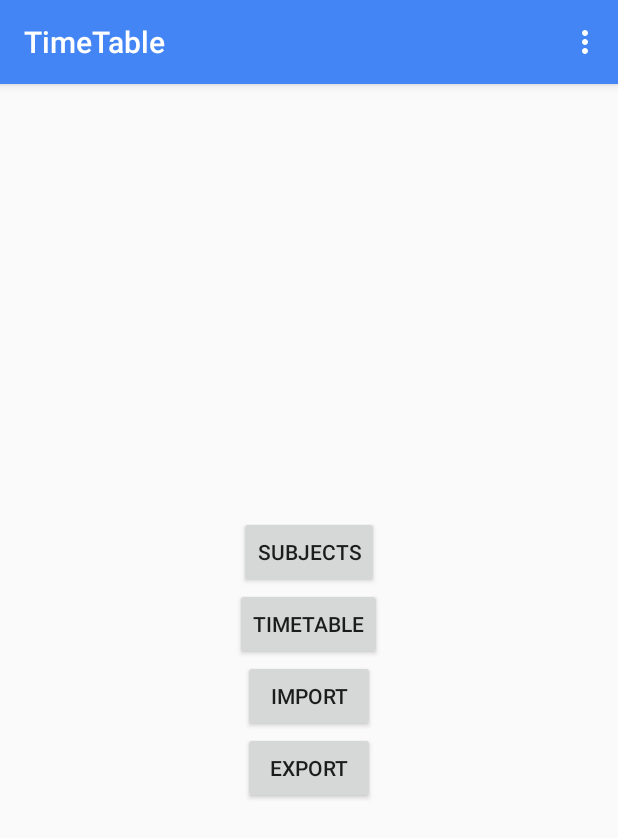
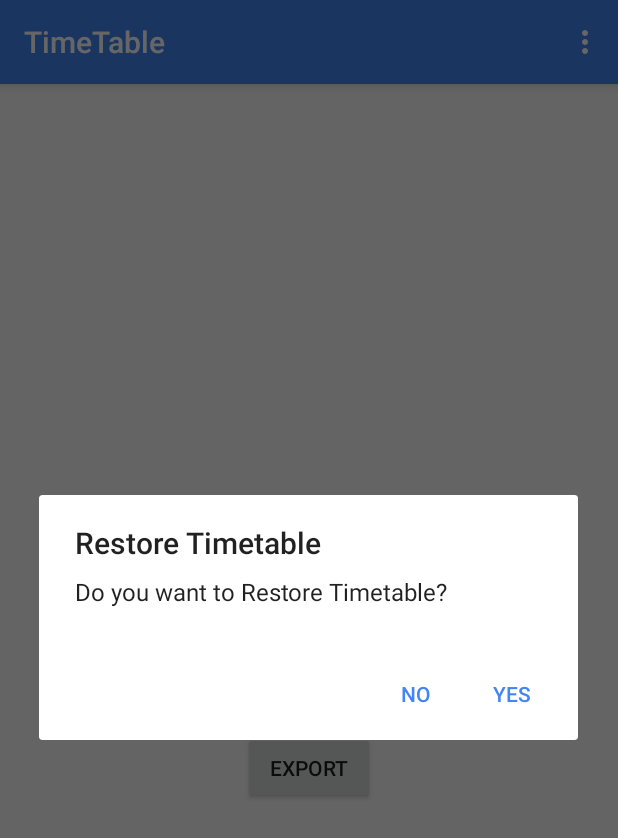
Before and after one commit to zeeshanhussain/TimeTable, an Android app: the screen it shows after launch (MainActivity), after a tap on "IMPORT", on a phone screen of 412 x 824 dp. Shown: the top 838 px of the screen. Run offline under Robolectric (Android 15) with nearby library versions, the phone set to English and light mode, and no system bars.

Commit message:
Add a dialog for import/export

```diff
--- a/app/src/main/java/com/nealgosalia/timetable/MainActivity.java
+++ b/app/src/main/java/com/nealgosalia/timetable/MainActivity.java
@@ -1,5 +1,6 @@
 package com.nealgosalia.timetable;
 
+import android.content.DialogInterface;
 import android.content.Intent;
 import android.os.Environment;
 import android.support.v7.app.AppCompatActivity;
@@ -10,6 +11,7 @@ import android.view.MenuItem;
 import android.view.View;
 import android.widget.Button;
 import android.widget.Toast;
+import android.app.AlertDialog;
 
 import com.nealgosalia.timetable.activities.PreferencesActivity;
 import com.nealgosalia.timetable.activities.SubjectsActivity;
@@ -19,7 +21,6 @@ import java.io.File;
 import java.io.FileInputStream;
 import java.io.FileOutputStream;
 import java.nio.channels.FileChannel;
-
 
 public class MainActivity extends AppCompatActivity {
     private static final String TAG = "Timetable";
@@ -49,16 +50,37 @@ public class MainActivity extends AppCompatActivity {
         importdb.setOnClickListener(new View.OnClickListener() {
             @Override
             public void onClick(View v) {
-                importDatabase("subject.db");
-                importDatabase("lecture.db");
+                AlertDialog.Builder alertDialog = new AlertDialog.Builder(MainActivity.this);
+                alertDialog.setTitle("Restore Timetable");
+                alertDialog.setMessage("Do you want to Restore Timetable?");
+                alertDialog.setPositiveButton("Yes", new DialogInterface.OnClickListener() {
+                    @Override
+                    public void onClick(DialogInterface dialog, int which) {
+                        importDatabase("subject.db");
+                        importDatabase("lecture.db");
+                    }
+                });
+                alertDialog.setNegativeButton("No", null);
+                alertDialog.show();
+
             }
         });
         exportdb = (Button) findViewById(R.id.exportdb);
         exportdb.setOnClickListener(new View.OnClickListener() {
             @Override
             public void onClick(View v) {
-                exportDatabase("subject.db");
-                exportDatabase("lecture.db");
+                AlertDialog.Builder alertDialog = new AlertDialog.Builder(MainActivity.this);
+                alertDialog.setTitle("Backup Timetable");
+                alertDialog.setMessage("Do you want to Backup Timetable?");
+                alertDialog.setPositiveButton("Yes", new DialogInterface.OnClickListener() {
+                    @Override
+                    public void onClick(DialogInterface dialog, int which) {
+                        exportDatabase("subject.db");
+                        exportDatabase("lecture.db");
+                    }
+                });
+                alertDialog.setNegativeButton("No", null);
+                alertDialog.show();
             }
         });
     }
```
